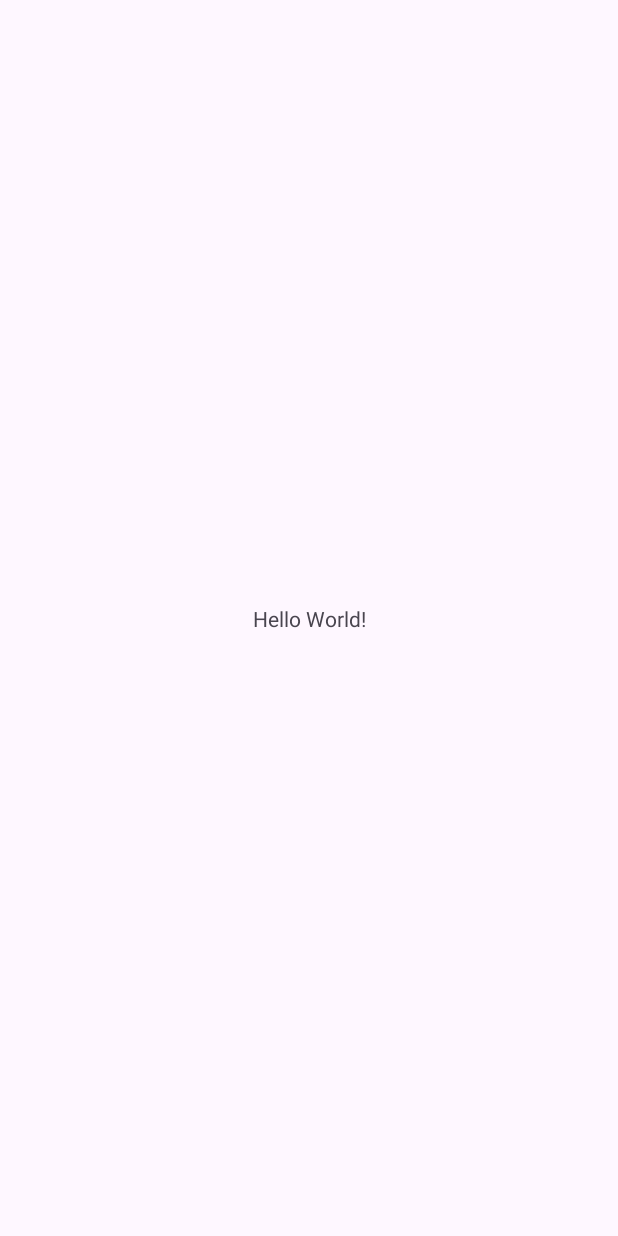
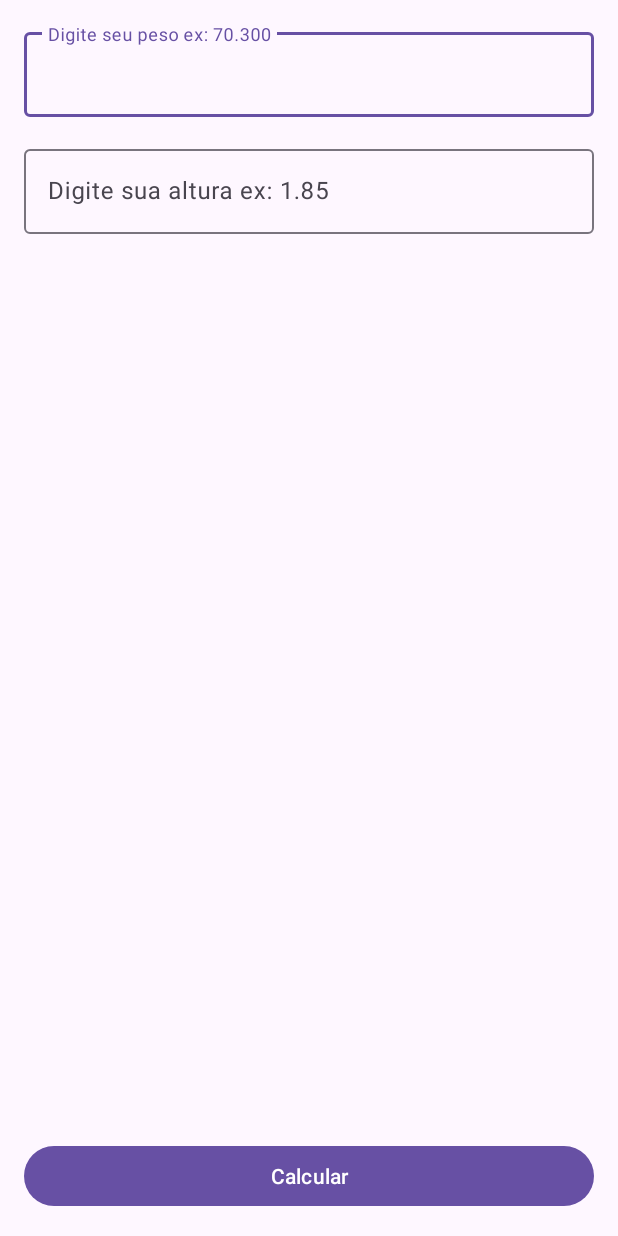
Before and after one commit to infomiguelito/CalculadoraIMC, an Android app: the screen it shows after launch (MainActivity), on a phone screen of 412 x 824 dp. Before the commit the screen is almost empty. Run offline under Robolectric (Android 15) with nearby library versions, the phone set to English and light mode, and no system bars.

Commit message:
TELA INICIAL

```diff
--- a/app/src/main/java/com/comunidadedevspace/imc/MainActivity.kt
+++ b/app/src/main/java/com/comunidadedevspace/imc/MainActivity.kt
@@ -2,10 +2,31 @@ package com.comunidadedevspace.imc
 
 import androidx.appcompat.app.AppCompatActivity
 import android.os.Bundle
+import android.widget.Button
+import com.google.android.material.textfield.TextInputEditText
 
 class MainActivity : AppCompatActivity() {
     override fun onCreate(savedInstanceState: Bundle?) {
         super.onCreate(savedInstanceState)
         setContentView(R.layout.activity_main)
+
+// recuperar os componentes
+        // criar variavel e adicionar componente no <edttext>
+
+        val edt_Peso = findViewById<TextInputEditText>(R.id.edt_peso)
+        val edt_Altura = findViewById<TextInputEditText>(R.id.edt_altura)
+        val Btncalcular = findViewById<Button>(R.id.btn_calcular)
+
+
+        // componente botão
+
+        Btncalcular.setOnClickListener {
+            val peso = edt_Peso.text
+            val altura = edt_Altura.text
+            println(" miguel ação do botão" + peso)
+            println(" miguel ação do botão" + altura)
+        }
+
+
     }
 }
--- a/app/src/main/res/layout/activity_main.xml
+++ b/app/src/main/res/layout/activity_main.xml
@@ -6,13 +6,47 @@
     android:layout_height="match_parent"
     tools:context=".MainActivity">
 
-    <TextView
-        android:layout_width="wrap_content"
+    <Button
+        android:id="@+id/btn_calcular"
+        android:layout_width="match_parent"
         android:layout_height="wrap_content"
-        android:text="Hello World!"
+        android:layout_margin="16dp"
+        android:text="Calcular"
         app:layout_constraintBottom_toBottomOf="parent"
         app:layout_constraintEnd_toEndOf="parent"
+        app:layout_constraintStart_toStartOf="parent" />
+
+    <com.google.android.material.textfield.TextInputLayout
+        android:id="@+id/textInputLayout3"
+        android:layout_width="match_parent"
+        android:layout_height="wrap_content"
+        android:layout_margin="16dp"
+        app:layout_constraintEnd_toEndOf="parent"
         app:layout_constraintStart_toStartOf="parent"
-        app:layout_constraintTop_toTopOf="parent" />
+        app:layout_constraintTop_toTopOf="parent">
+
+        <com.google.android.material.textfield.TextInputEditText
+            android:id="@+id/edt_peso"
+            android:layout_width="match_parent"
+            android:layout_height="wrap_content"
+            android:hint="Digite seu peso ex: 70.300"
+            android:inputType="numberDecimal" />
+    </com.google.android.material.textfield.TextInputLayout>
+
+    <com.google.android.material.textfield.TextInputLayout
+        android:layout_width="match_parent"
+        android:layout_height="wrap_content"
+        android:layout_margin="16dp"
+        app:layout_constraintEnd_toEndOf="parent"
+        app:layout_constraintStart_toStartOf="parent"
+        app:layout_constraintTop_toBottomOf="@+id/textInputLayout3">
+
+        <com.google.android.material.textfield.TextInputEditText
+            android:id="@+id/edt_altura"
+            android:layout_width="match_parent"
+            android:layout_height="wrap_content"
+            android:inputType="numberDecimal"
+            android:hint="Digite sua altura ex: 1.85" />
+    </com.google.android.material.textfield.TextInputLayout>
 
 </androidx.constraintlayout.widget.ConstraintLayout>
```
